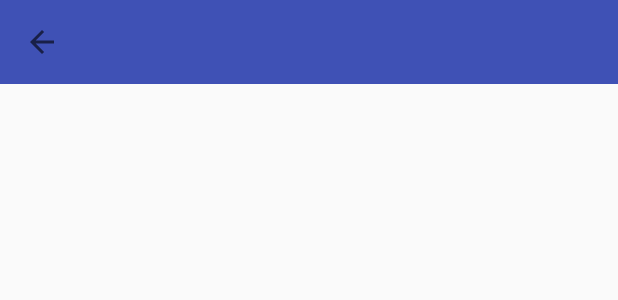
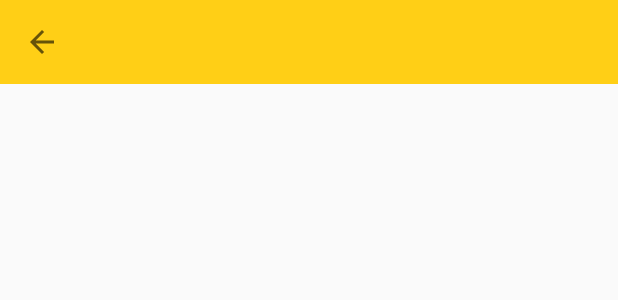
Before and after one commit to KakitLee/Offender, an Android app: the layout toolbar.xml on its own in the app's theme, with its tools: preview values and no code run, on a phone screen of 412 x 824 dp. Shown: the top 300 px of the screen. Run offline under Robolectric (Android 15) with nearby library versions, the phone set to English and light mode, and no system bars.

Commit message:
tool bar title and color

```diff
--- a/app/src/main/AndroidManifest.xml
+++ b/app/src/main/AndroidManifest.xml
@@ -9,7 +9,9 @@
         android:roundIcon="@mipmap/ic_launcher_round"
         android:supportsRtl="true"
         android:theme="@style/AppTheme">
-        <activity android:name=".MainActivity_">
+        <activity android:name=".MainActivity_"
+            android:label="@string/title_activity_filter">
+
             <intent-filter>
                 <action android:name="android.intent.action.MAIN" />
 
--- a/app/src/main/java/com/project/zhi/tigerapp/ProfileActivity.java
+++ b/app/src/main/java/com/project/zhi/tigerapp/ProfileActivity.java
@@ -82,6 +82,7 @@ public class ProfileActivity extends AppCompatActivity {
 //            Toolbar.setTitleTextColor(Color.WHITE);
         }
         getSupportActionBar().setDisplayHomeAsUpEnabled(true);
+        setTitle(dataFilteringService.getPersonName(entity));
     }
     @Override
     public boolean onOptionsItemSelected(MenuItem item) {
--- a/app/src/main/res/layout/activity_main.xml
+++ b/app/src/main/res/layout/activity_main.xml
@@ -7,7 +7,8 @@
     tools:context=".MainActivity">
     <include
         android:id="@+id/toolbar"
-        layout="@layout/toolbar" />
+        layout="@layout/toolbar"
+        />
     <com.project.zhi.tigerapp.complexmenu.SelectMenuView
         android:id="@+id/menu"
         android:layout_below="@id/toolbar"
--- a/app/src/main/res/layout/toolbar.xml
+++ b/app/src/main/res/layout/toolbar.xml
@@ -9,5 +9,5 @@
     app:navigationContentDescription="@string/abc_action_bar_up_description"
     android:background="?attr/colorPrimary"
     app:navigationIcon="?attr/homeAsUpIndicator"
-
+    app:titleTextColor="#262E36"
     />
--- a/app/src/main/res/values/colors.xml
+++ b/app/src/main/res/values/colors.xml
@@ -1,8 +1,8 @@
 <?xml version="1.0" encoding="utf-8"?>
 <resources>
-    <color name="colorPrimary">#3F51B5</color>
-    <color name="colorPrimaryDark">#303F9F</color>
-    <color name="colorAccent">#FF4081</color>
+    <color name="colorPrimary">#FFCF16</color>
+    <color name="colorPrimaryDark">#CCA612</color>
+    <color name="colorAccent">#FFCF16</color>
     <!--LG-->
     <color name="pop_bg">#4c000000</color>
     <color name="table_list">#E4EBF5</color>
--- a/app/src/main/res/values/strings.xml
+++ b/app/src/main/res/values/strings.xml
@@ -2,6 +2,7 @@
     <string name="app_name">TigerApp</string>
     <string name="hello_world">Hello world!</string>
     <string name="action_settings">Settings</string>
+    <string name="title_activity_filter">Search</string>
     <string name="title_activity_demo">DemoActivity</string>
-    <string name="title_activity_profile">ProfileActivity</string>
+    <string name="title_activity_profile">Profile</string>
 </resources>
```
Also changed, not shown: app/src/main/java/com/project/zhi/tigerapp/MainActivity.java (+6 -4 lines).
